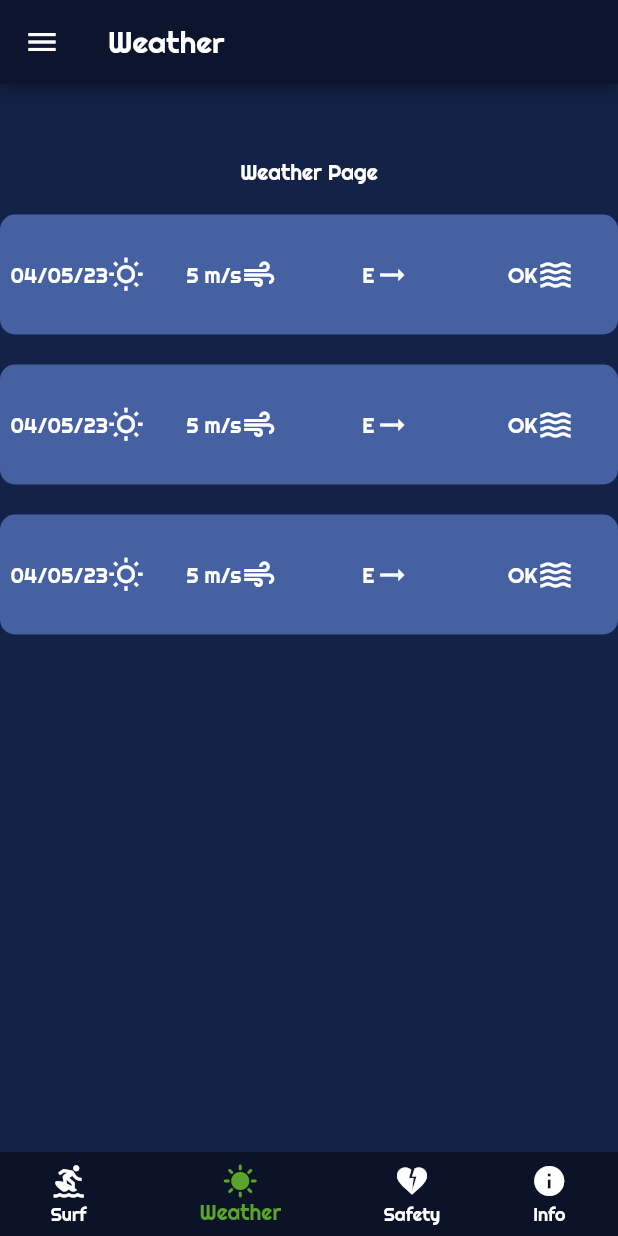
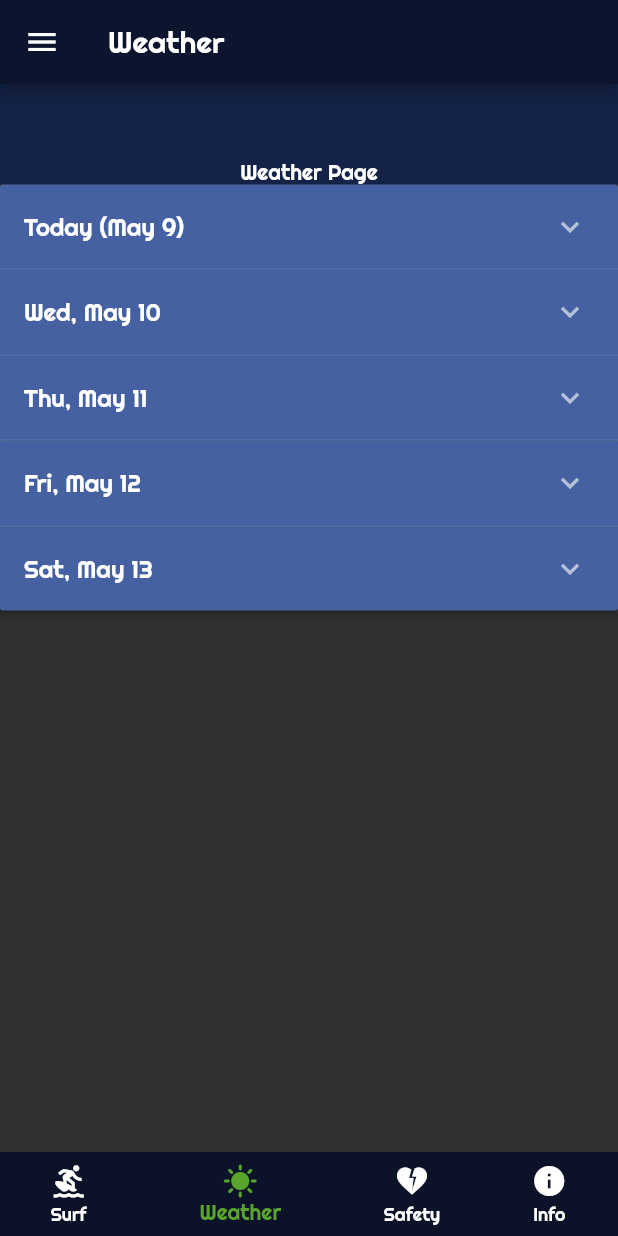
Before and after one commit to PVT15-Grupp-7/surfs-up, a Flutter app: the screen it shows once a user with an empty profile is signed in, item 2 of the bottom bar chosen, on a phone screen of 412 x 824 dp. Run offline on Flutter 3.47's test engine with Material 2 defaults, Android fonts, the phone set to English and light mode, and no system bars; our stand-ins replace firebase_auth, firebase_core, flutter_signin_button; accounts and stored records are empty.

Commit message:
added expandedPanelList

```diff
--- a/lib/pages/weather_page.dart
+++ b/lib/pages/weather_page.dart
@@ -1,5 +1,8 @@
 import 'package:flutter/material.dart';
+import 'package:surfs_up/all_pages.dart';
 import 'package:surfs_up/shared/widgets/weather_box.dart';
+import 'package:surfs_up/shared/widgets/expansion_panel.dart';
+import 'package:surfs_up/shared/widgets/row_widget.dart';
 
 class WeatherPage extends StatelessWidget {
   const WeatherPage({super.key});
@@ -17,12 +20,10 @@ class WeatherPage extends StatelessWidget {
               'Weather Page',
               style: TextStyle(color: Colors.white),
             ),
-            SizedBox(height: 20),
-            WeatherBox(),
-            SizedBox(height: 20),
-            WeatherBox(),
-            SizedBox(height: 20),
-            WeatherBox(),
+            SizedBox(
+              height: 659,
+              child: MyHomePage(),
+            ),
           ],
         ),
       ),
--- /dev/null
+++ b/lib/shared/widgets/expansion_panel.dart
@@ -0,0 +1,293 @@
+import 'package:flutter/material.dart';
+import 'package:intl/intl.dart';
+import 'package:surfs_up/all_pages.dart';
+import 'package:surfs_up/shared/widgets/row_widget.dart';
+
+void main() {
+  runApp(MyApp());
+}
+
+class MyApp extends StatelessWidget {
+  @override
+  Widget build(BuildContext context) {
+    return const Scaffold(
+      body: MyHomePage(),
+    );
+  }
+}
+
+class MyHomePage extends StatefulWidget {
+  const MyHomePage({super.key});
+
+  @override
+  _MyHomePageState createState() => _MyHomePageState();
+}
+
+class Item {
+  Item({
+    required this.headerValue,
+    this.isExpanded = false,
+    required this.windStrength,
+    required this.windDirection,
+    required this.surf,
+  });
+
+  String headerValue;
+  bool isExpanded;
+  String windStrength;
+  String windDirection;
+  String surf;
+}
+
+class _MyHomePageState extends State<MyHomePage> {
+  final List<Item> _items = generateItems();
+
+  static List<Item> generateItems() {
+    final now = DateTime.now();
+    return [
+      Item(
+        headerValue: 'Today (${DateFormat('MMM d').format(now)})',
+        windStrength: '10 m/s',
+        windDirection: 'SE',
+        surf: 'GOOD',
+      ),
+      Item(
+        headerValue:
+            DateFormat('EEE, MMM d').format(now.add(const Duration(days: 1))),
+        windStrength: '10 m/s',
+        windDirection: 'SE',
+        surf: 'GOOD',
+      ),
+      Item(
+        headerValue:
+            DateFormat('EEE, MMM d').format(now.add(const Duration(days: 2))),
+        windStrength: '10 m/s',
+        windDirection: 'SE',
+        surf: 'GOOD',
+      ),
+      Item(
+        headerValue:
+            DateFormat('EEE, MMM d').format(now.add(const Duration(days: 3))),
+        windStrength: '10 m/s',
+        windDirection: 'SE',
+        surf: 'GOOD',
+      ),
+      Item(
+        headerValue:
+            DateFormat('EEE, MMM d').format(now.add(const Duration(days: 4))),
+        windStrength: '10 m/s',
+        windDirection: 'SE',
+        surf: 'GOOD',
+      ),
+    ];
+  }
+
+  @override
+  Widget build(BuildContext context) {
+    return Scaffold(
+      body: SingleChildScrollView(
+        child: ExpansionPanelList(
+          expansionCallback: (int index, bool isExpanded) {
+            setState(() {
+              _items[index].isExpanded = !isExpanded;
+            });
+          },
+          children: _items.map((Item item) {
+            return ExpansionPanel(
+              backgroundColor: const Color.fromRGBO(69, 97, 161, 1),
+              headerBuilder: (BuildContext context, bool isExpanded) {
+                return ListTile(
+                  title: Text(item.headerValue),
+                );
+              },
+              body: Container(
+                decoration: BoxDecoration(
+                  color: kDarkBlue,
+                  border: Border.all(color: Colors.grey),
+                  borderRadius: BorderRadius.circular(15),
+                ),
+                child: Column(
+                  children: [
+                    ListTile(
+                      leading: Text('${DateTime.now().hour}:00'),
+                      title: Row(
+                        mainAxisAlignment: MainAxisAlignment.spaceEvenly,
+                        children: [
+                          Expanded(
+                            child: Row(
+                              mainAxisAlignment: MainAxisAlignment.center,
+                              children: const [
+                                Icon(Icons.wb_sunny_outlined),
+                              ],
+                            ),
+                          ),
+                          Expanded(
+                            child: Row(
+                              mainAxisAlignment: MainAxisAlignment.center,
+                              children: const [
+                                Text('5 m/s'),
+                                Icon(Icons.air_outlined),
+                              ],
+                            ),
+                          ),
+                          Expanded(
+                            child: Row(
+                              mainAxisAlignment: MainAxisAlignment.center,
+                              children: const [
+                                Text('E'),
+                                Icon(Icons.arrow_right_alt_outlined),
+                              ],
+                            ),
+                          ),
+                          Expanded(
+                            child: Row(
+                              mainAxisAlignment: MainAxisAlignment.center,
+                              children: const [
+                                Text('OK'),
+                                Icon(Icons.waves_outlined),
+                              ],
+                            ),
+                          ),
+                        ],
+                      ),
+                    ),
+                    ListTile(
+                      leading: Text('${DateTime.now().hour}:00'),
+                      title: Row(
+                        mainAxisAlignment: MainAxisAlignment.spaceEvenly,
+                        children: [
+                          Expanded(
+                            child: Row(
+                              mainAxisAlignment: MainAxisAlignment.center,
+                              children: const [
+                                Icon(Icons.wb_sunny_outlined),
+                              ],
+                            ),
+                          ),
+                          Expanded(
+                            child: Row(
+                              mainAxisAlignment: MainAxisAlignment.center,
+                              children: const [
+                                Text('5 m/s'),
+                                Icon(Icons.air_outlined),
+                              ],
+                            ),
+                          ),
+                          Expanded(
+                            child: Row(
+                              mainAxisAlignment: MainAxisAlignment.center,
+                              children: const [
+                                Text('E'),
+                                Icon(Icons.arrow_right_alt_outlined),
+                              ],
+                            ),
+                          ),
+                          Expanded(
+                            child: Row(
+                              mainAxisAlignment: MainAxisAlignment.center,
+                              children: const [
+                                Text('OK'),
+                                Icon(Icons.waves_outlined),
+                              ],
+                            ),
+                          ),
+                        ],
+                      ),
+                    ),
+                    ListTile(
+                      leading: Text('${DateTime.now().hour}:00'),
+                      title: Row(
+                        mainAxisAlignment: MainAxisAlignment.spaceEvenly,
+                        children: [
+                          Expanded(
+                            child: Row(
+                              mainAxisAlignment: MainAxisAlignment.center,
+                              children: const [
+                                Icon(Icons.wb_sunny_outlined),
+                              ],
+                            ),
+                          ),
+                          Expanded(
+                            child: Row(
+                              mainAxisAlignment: MainAxisAlignment.center,
+                              children: const [
+                                Text('5 m/s'),
+                                Icon(Icons.air_outlined),
+                              ],
+                            ),
+                          ),
+                          Expanded(
+                            child: Row(
+                              mainAxisAlignment: MainAxisAlignment.center,
+                              children: const [
+                                Text('E'),
+                                Icon(Icons.arrow_right_alt_outlined),
+                              ],
+                            ),
+                          ),
+                          Expanded(
+                            child: Row(
+                              mainAxisAlignment: MainAxisAlignment.center,
+                              children: const [
+                                Text('OK'),
+                                Icon(Icons.waves_outlined),
+                              ],
+                            ),
+                          ),
+                        ],
+                      ),
+                    ),
+                    ListTile(
+                      leading: Text('${DateTime.now().hour}:00'),
+                      title: Row(
+                        mainAxisAlignment: MainAxisAlignment.spaceEvenly,
+                        children: [
+                          Expanded(
+                            child: Row(
+                              mainAxisAlignment: MainAxisAlignment.center,
+                              children: const [
+                                Icon(Icons.wb_sunny_outlined),
+                              ],
+                            ),
+                          ),
+                          Expanded(
+                            child: Row(
+                              mainAxisAlignment: MainAxisAlignment.center,
+                              children: const [
+                                Text('5 m/s'),
+                                Icon(Icons.air_outlined),
+                              ],
+                            ),
+                          ),
+                          Expanded(
+                            child: Row(
+                              mainAxisAlignment: MainAxisAlignment.center,
+                              children: const [
+                                Text('E'),
+                                Icon(Icons.arrow_right_alt_outlined),
+                              ],
+                            ),
+                          ),
+                          Expanded(
+                            child: Row(
+                              mainAxisAlignment: MainAxisAlignment.center,
+                              children: const [
+                                Text('OK'),
+                                Icon(Icons.waves_outlined),
+                              ],
+                            ),
+                          ),
+                        ],
+                      ),
+                    ),
+                  ],
+                ),
+              ),
+              isExpanded: item.isExpanded,
+            );
+          }).toList(),
+        ),
+      ),
+    );
+  }
+}
--- /dev/null
+++ b/lib/shared/widgets/row_widget.dart
@@ -0,0 +1,49 @@
+import 'package:flutter/material.dart';
+
+class RowWidget extends StatelessWidget {
+  const RowWidget({Key? key}) : super(key: key);
+
+  @override
+  Widget build(BuildContext context) {
+    return Column(
+      children: [
+        Expanded(
+          child: Row(
+            mainAxisAlignment: MainAxisAlignment.center,
+            children: const [
+              Text('04/05/23'),
+              Icon(Icons.wb_sunny_outlined),
+            ],
+          ),
+        ),
+        Expanded(
+          child: Row(
+            mainAxisAlignment: MainAxisAlignment.center,
+            children: const [
+              Text('5 m/s'),
+              Icon(Icons.air_outlined),
+            ],
+          ),
+        ),
+        Expanded(
+          child: Row(
+            mainAxisAlignment: MainAxisAlignment.center,
+            children: const [
+              Text('E'),
+              Icon(Icons.arrow_right_alt_outlined),
+            ],
+          ),
+        ),
+        Expanded(
+          child: Row(
+            mainAxisAlignment: MainAxisAlignment.center,
+            children: const [
+              Text('OK'),
+              Icon(Icons.waves_outlined),
+            ],
+          ),
+        ),
+      ],
+    );
+  }
+}
--- a/pubspec.yaml
+++ b/pubspec.yaml
@@ -40,6 +40,7 @@ dependencies:
   cloud_firestore: ^4.5.3
   provider: ^6.0.5
   flutter_signin_button: ^2.0.0
+  intl: ^0.17.0
 
 dev_dependencies:
   flutter_test:
```
Also changed, not shown: pubspec.lock.
